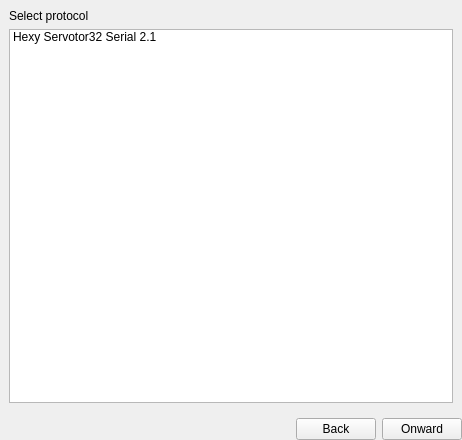
First picture: the form in libs/libcore/ui/HardwareWizard.ui, repository mrdeveloperdude/OctoMY, before the edit.
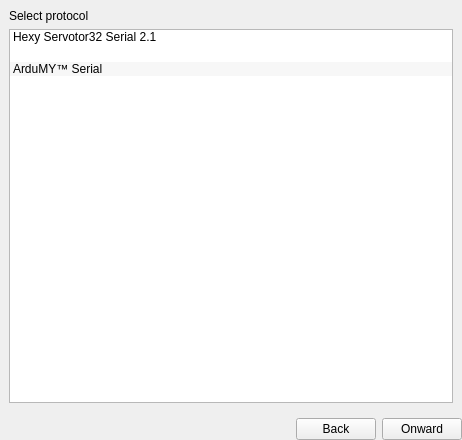
Second picture: the form after the edit. The open tabs and pages were chosen to show the change. Icons and pictures are not drawn. Custom widgets are drawn as their Qt base class.

The edit to the form file:
```diff
--- a/libs/libcore/ui/HardwareWizard.ui
+++ b/libs/libcore/ui/HardwareWizard.ui
@@ -165,6 +165,15 @@
             <normaloff>:/icons/protocol.svg</normaloff>:/icons/protocol.svg</iconset>
           </property>
          </item>
+         <item>
+          <property name="text">
+           <string>ArduMY™ Serial</string>
+          </property>
+          <property name="icon">
+           <iconset resource="../resources/icons.qrc">
+            <normaloff>:/icons/ardumy.svg</normaloff>:/icons/ardumy.svg</iconset>
+          </property>
+         </item>
         </widget>
        </item>
       </layout>
```
Left out of the diff: 2 changed lines with no effect on the pictures.
